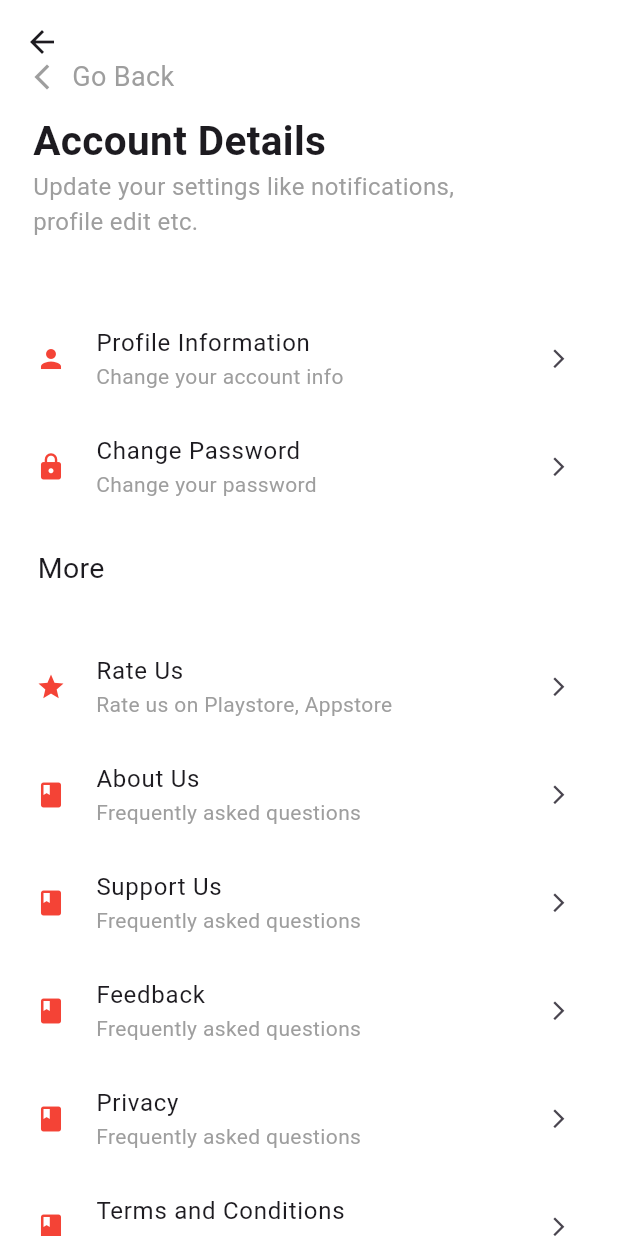
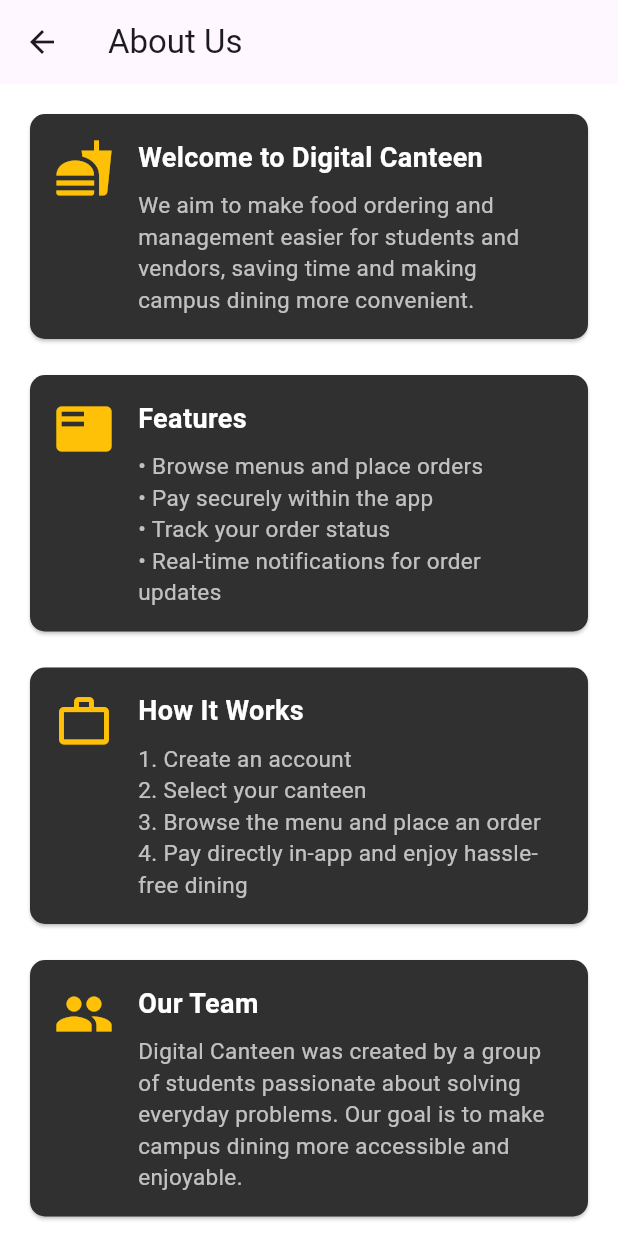
Before and after one commit to jaishree29/digital_canteen, a Flutter app: the MyProfilePage screen opened directly, after a tap on "About Us", on a phone screen of 412 x 824 dp. Run offline on Flutter 3.47's test engine with Material 3 defaults, Android fonts, the light colour scheme and no system bars; our stand-ins replace carousel_slider, cloud_firestore, firebase_auth, firebase_core, get, google_sign_in and 5 more; missing offline and left inert: image_card; accounts and stored records are empty.

Commit message:
added profile info

```diff
--- /dev/null
+++ b/lib/views/Profile/about_page/about_us.dart
@@ -0,0 +1,137 @@
+import 'package:flutter/material.dart';
+
+class AboutUsPage extends StatelessWidget {
+  const AboutUsPage({super.key});
+
+  @override
+  Widget build(BuildContext context) {
+    return Scaffold(
+      appBar: AppBar(
+        title: const Text("About Us"),
+      ),
+      body: SingleChildScrollView(
+        padding: const EdgeInsets.all(16.0),
+        child: Column(
+          crossAxisAlignment: CrossAxisAlignment.start,
+          children: [
+            AboutCard(
+              title: "Welcome to Digital Canteen",
+              subtitle:
+              "We aim to make food ordering and management easier for students and vendors, saving time and making campus dining more convenient.",
+              icon: Icons.fastfood,
+            ),
+            const SizedBox(height: 16),
+            AboutCard(
+              title: "Features",
+              subtitle:
+              "• Browse menus and place orders\n"
+                  "• Pay securely within the app\n"
+                  "• Track your order status\n"
+                  "• Real-time notifications for order updates",
+              icon: Icons.featured_play_list,
+            ),
+            const SizedBox(height: 16),
+            AboutCard(
+              title: "How It Works",
+              subtitle:
+              "1. Create an account\n"
+                  "2. Select your canteen\n"
+                  "3. Browse the menu and place an order\n"
+                  "4. Pay directly in-app and enjoy hassle-free dining",
+              icon: Icons.work_outline,
+            ),
+            const SizedBox(height: 16),
+            AboutCard(
+              title: "Our Team",
+              subtitle:
+              "Digital Canteen was created by a group of students passionate about solving everyday problems. Our goal is to make campus dining more accessible and enjoyable.",
+              icon: Icons.group,
+            ),
+            const SizedBox(height: 16),
+            AboutCard(
+              title: "Contact Us",
+              subtitle:
+              "Have questions? Reach out to us at support@digitalcanteen.com or find us on Instagram @digital_canteen_app.",
+              icon: Icons.contact_mail,
+            ),
+            const SizedBox(height: 16),
+            AboutCard(
+              title: "Frequently Asked Questions",
+              subtitle:
+              "• How can I reset my password?\n"
+                  "• What payment options are available?\n"
+                  "• How do I cancel an order?\n\n"
+                  "We’re here to help you with any questions or concerns you may have!",
+              icon: Icons.question_answer,
+            ),
+            const SizedBox(height: 16),
+            AboutCard(
+              title: "Feedback and Suggestions",
+              subtitle:
+              "We’re always looking to improve! Share your ideas or report an issue to help us make Digital Canteen even better.",
+              icon: Icons.feedback,
+            ),
+          ],
+        ),
+      ),
+    );
+  }
+}
+
+class AboutCard extends StatelessWidget {
+  final String title;
+  final String subtitle;
+  final IconData icon;
+  final VoidCallback? onTap;
+
+  const AboutCard({
+    Key? key,
+    required this.title,
+    required this.subtitle,
+    required this.icon,
+    this.onTap,
+  }) : super(key: key);
+
+  @override
+  Widget build(BuildContext context) {
+    return GestureDetector(
+      onTap: onTap,
+      child: Card(
+        color: Colors.grey[850],
+        shape: RoundedRectangleBorder(borderRadius: BorderRadius.circular(10)),
+        child: Padding(
+          padding: const EdgeInsets.all(16.0),
+          child: Row(
+            crossAxisAlignment: CrossAxisAlignment.start,
+            children: [
+              Icon(icon, size: 40, color: Colors.amber),
+              const SizedBox(width: 16),
+              Expanded(
+                child: Column(
+                  crossAxisAlignment: CrossAxisAlignment.start,
+                  children: [
+                    Text(
+                      title,
+                      style: const TextStyle(
+                          fontSize: 18,
+                          fontWeight: FontWeight.bold,
+                          color: Colors.white),
+                    ),
+                    const SizedBox(height: 8),
+                    Text(
+                      subtitle,
+                      style: const TextStyle(
+                        fontSize: 15,
+                        color: Colors.white70,
+                      ),
+                    ),
+                  ],
+                ),
+              ),
+            ],
+          ),
+        ),
+      ),
+    );
+  }
+}
--- a/lib/views/Profile/my_profile_page.dart
+++ b/lib/views/Profile/my_profile_page.dart
@@ -1,5 +1,8 @@
+
 import 'package:digital_canteen/controllers/auth_controller.dart';
 import 'package:digital_canteen/views/Profile/profile_card.dart';
+import 'package:digital_canteen/views/Profile/rate_us/rate_us.dart';
+import 'package:digital_canteen/views/Profile/terms_and_condition/terms_and_conditions.dart';
 import 'package:digital_canteen/views/auth/sign_up_screen.dart';
 import 'package:digital_canteen/views/navigation_page.dart';
 import 'package:digital_canteen/views/splash_screen.dart';
@@ -7,6 +10,7 @@ import 'package:digital_canteen/widgets/elevated_button.dart';
 import 'package:flutter/material.dart';
 import 'package:shared_preferences/shared_preferences.dart';
 
+import 'about_page/about_us.dart';
 import 'edit_profile.dart';
 
 class MyProfilePage extends StatefulWidget {
@@ -143,19 +147,25 @@ class _MyProfilePageState extends State<MyProfilePage> {
                           title: "Rate Us",
                           subtitle: "Rate us on Playstore, Appstore",
                           icon: Icons.star,
-                          onTap: () {},
+                          onTap: () {
+                            Navigator.push(
+                              context,
+                              MaterialPageRoute(
+                                  builder: (context) => RateUsPage()),
+                            );
+                          },
                         ),
                         ProfileCard(
                           title: "About Us",
                           subtitle: "Frequently asked questions",
                           icon: Icons.book,
-                          onTap: () {},
-                        ),
-                        ProfileCard(
-                          title: "Support Us",
-                          subtitle: "Frequently asked questions",
-                          icon: Icons.book,
-                          onTap: () {},
+                          onTap: () {
+                            Navigator.push(
+                              context,
+                              MaterialPageRoute(
+                                  builder: (context) => AboutUsPage()),
+                            );
+                          },
                         ),
                         ProfileCard(
                           title: "Feedback",
@@ -170,7 +180,13 @@ class _MyProfilePageState extends State<MyProfilePage> {
                           onTap: () {},
                         ),
                         ProfileCard(
-                          onTap: () {},
+                          onTap: () {
+                            Navigator.push(
+                              context,
+                              MaterialPageRoute(
+                                  builder: (context) => TermsAndConditionsPage()),
+                            );
+                          },
                           title: "Terms and Conditions",
                           subtitle: "Click to view",
                           icon: Icons.book,
```
Also changed, not shown: lib/views/Profile/rate_us/rate_us.dart (added, +99 -0 lines), lib/views/Profile/terms_and_condition/terms_and_conditions.dart (added, +97 -0 lines).
